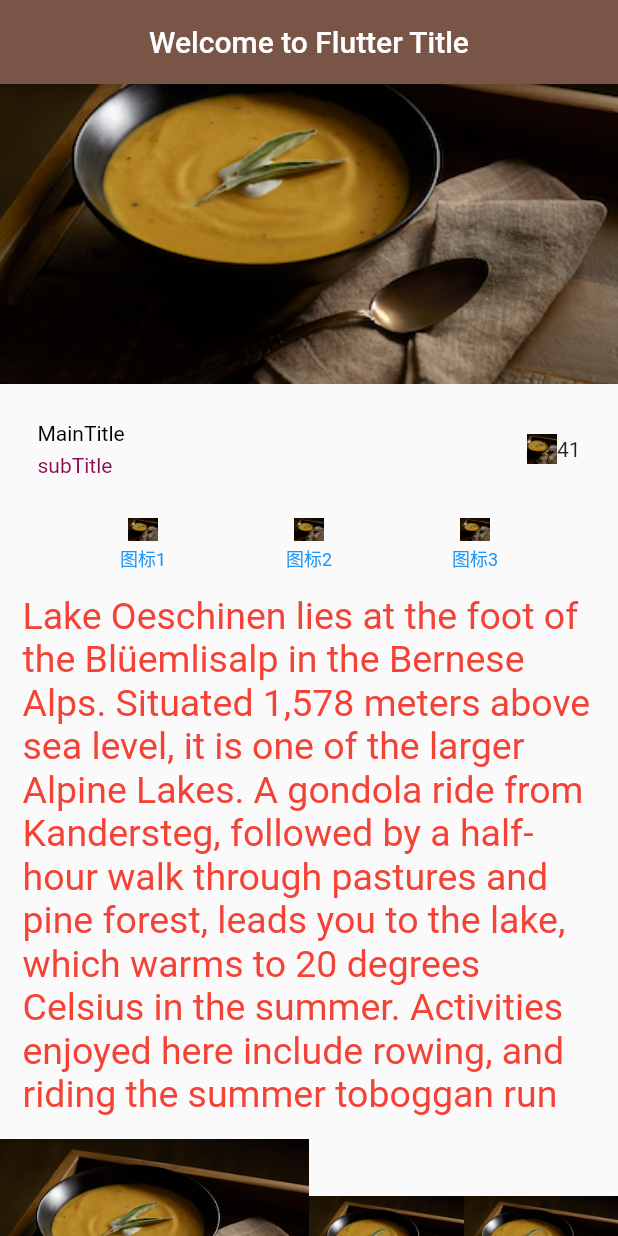
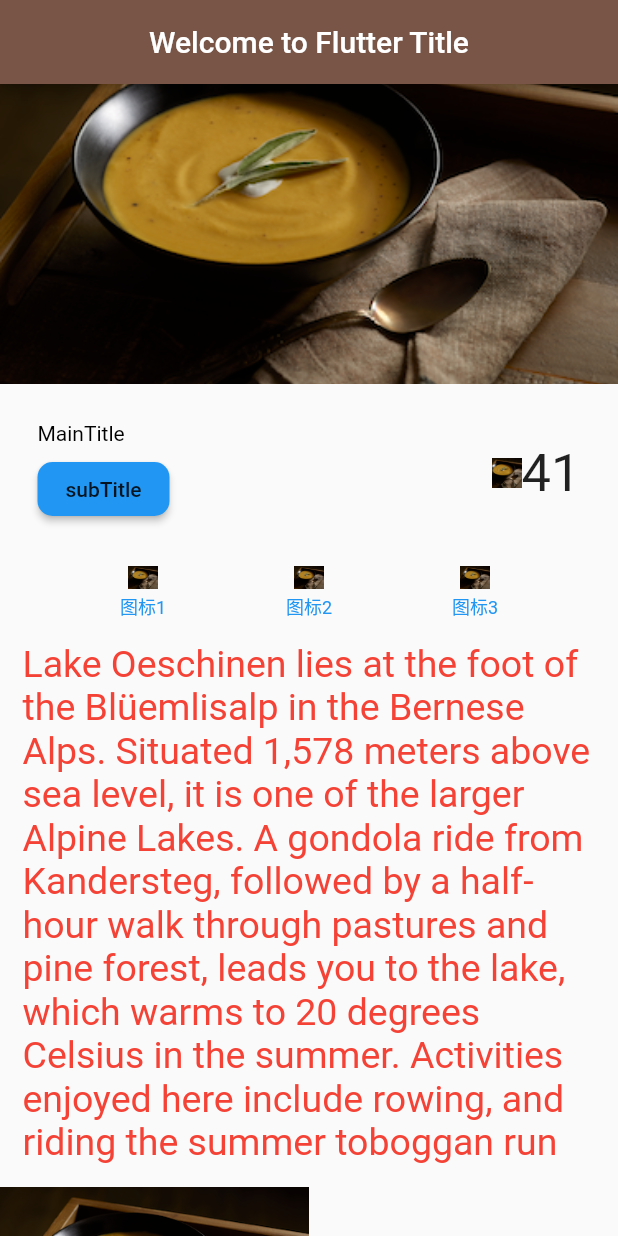
Before and after one commit to username411382/myapp, a Flutter app: the screen it shows after launch, on a phone screen of 412 x 824 dp. Run offline on Flutter 3.47's test engine with Material 2 defaults, Android fonts, the phone set to English and light mode, and no system bars.

Commit message:
[task] click event

```diff
--- a/lib/home_page.dart
+++ b/lib/home_page.dart
@@ -1,6 +1,10 @@
+import 'dart:io';
+
 import 'package:flutter/material.dart';
 import 'package:myapp/grid.dart';
 import 'package:myapp/list_view.dart';
+import 'package:myapp/signature.dart';
+import 'package:myapp/toast.dart';
 
 class HomePage extends StatelessWidget {
   @override
@@ -17,10 +21,7 @@ class HomePage extends StatelessWidget {
                 padding: const EdgeInsets.only(bottom: 5.0),
                 child: TextMainTitle(),
               ),
-              new Text(
-                "subTitle",
-                style: new TextStyle(color: Color(0xFF880E4F)),
-              ),
+              new SubTextTitle(),
             ],
           )),
           new Image.asset(
@@ -29,7 +30,13 @@ class HomePage extends StatelessWidget {
             width: 20,
             fit: BoxFit.cover,
           ),
-          new Text("41"),
+          new GestureDetector(
+            child: new Text("41",style: new TextStyle(fontSize: 35.0),),
+            onTap: () {
+              Toast.toast(context,"哈哈啊哈");
+              Navigator.push(context, MaterialPageRoute(builder: (_) => Signature()));
+            },
+          ),
         ],
       ),
     );
@@ -248,6 +255,39 @@ class _ListView extends State<TextMainTitle> {
   }
 }
 
+class SubTextTitle extends StatefulWidget {
+  @override
+  State<StatefulWidget> createState() {
+    return new _SubTextTitleState();
+  }
+}
+
+class _SubTextTitleState extends State<SubTextTitle> {
+  String subTextContent = "subTitle";
+
+  void _updateSubText() {
+    setState(() {
+      subTextContent = subTextContent == "哈哈哈" ? "subTitle" : "哈哈哈";
+    });
+  }
+
+  @override
+  Widget build(BuildContext context) {
+    return new RaisedButton(
+      onPressed: _updateSubText,
+      child: new Container(
+        child: new Text(subTextContent),
+      ),
+      color: Colors.blue,
+      shape: RoundedRectangleBorder(
+        borderRadius: BorderRadius.all(
+          Radius.circular(10),
+        ),
+      ),
+    );
+  }
+}
+
 class CircleStack extends StatefulWidget {
   @override
   State createState() {
@@ -282,3 +322,12 @@ class _CircleStack extends State<CircleStack> {
     );
   }
 }
+
+get() async {
+  var httpClient = new HttpClient();
+
+  var uri = new Uri.http("", "", null);
+  var request = await httpClient.getUrl(uri);
+  var response = await request.close();
+  //var responseBody = await response.transform(UT).join();
+}
```
Also changed, not shown: lib/signature.dart (added, +62 -0 lines).
